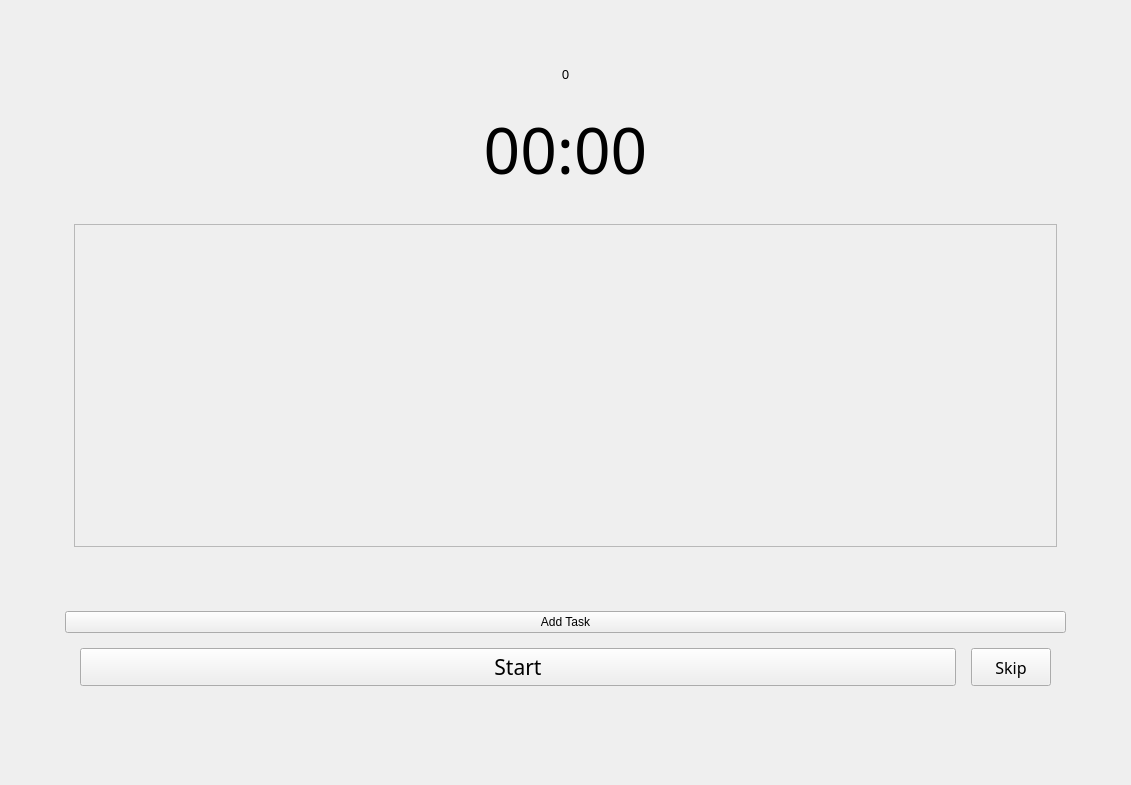
Old version of the form PomoPeak/pomopeak.ui in the repository TheVipek/PomoPeak.
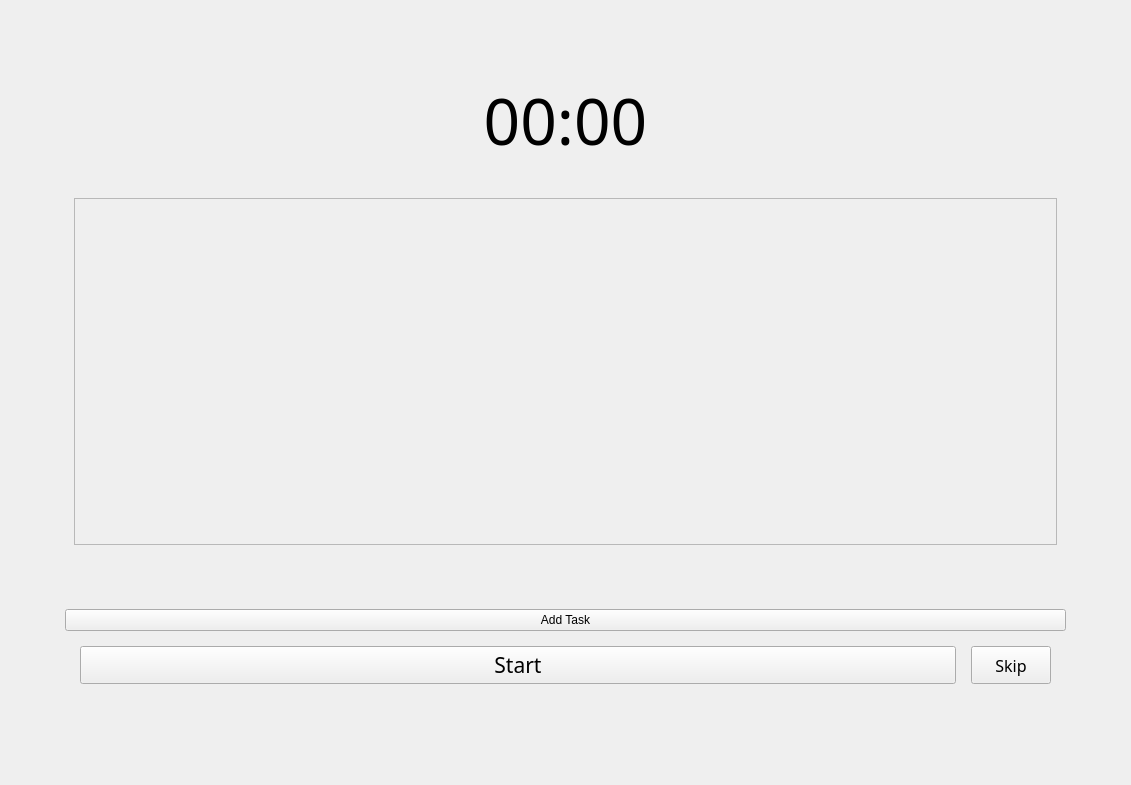
New version of the form.

Commit message: default value if ui taskEstimate/taskToDo is empty

```diff
--- a/PomoPeak/pomopeak.ui
+++ b/PomoPeak/pomopeak.ui
@@ -52,7 +52,7 @@
      <number>50</number>
     </property>
     <item>
-     <layout class="QVBoxLayout" name="allElementsLayout" stretch="0,3,10,0,0,1,1">
+     <layout class="QVBoxLayout" name="allElementsLayout" stretch="3,10,0,0,1,1">
       <property name="spacing">
        <number>15</number>
       </property>
@@ -68,29 +68,6 @@
       <property name="bottomMargin">
        <number>15</number>
       </property>
-      <item>
-       <widget class="QLabel" name="CounterLabel">
-        <property name="font">
-         <font>
-          <family>BIZ UDPMincho</family>
-          <pointsize>10</pointsize>
-          <italic>false</italic>
-          <underline>false</underline>
-          <strikeout>false</strikeout>
-          <stylestrategy>PreferDefault</stylestrategy>
-          <kerning>true</kerning>
-          <hintingpreference>PreferDefaultHinting</hintingpreference>
-          <fontweight>Thin</fontweight>
-         </font>
-        </property>
-        <property name="text">
-         <string>0</string>
-        </property>
-        <property name="alignment">
-         <set>Qt::AlignCenter</set>
-        </property>
-       </widget>
-      </item>
       <item>
        <widget class="QLabel" name="TimeLabel">
         <property name="minimumSize">
@@ -154,7 +131,7 @@
               <x>0</x>
               <y>0</y>
               <width>981</width>
-              <height>305</height>
+              <height>324</height>
              </rect>
             </property>
             <property name="sizePolicy">
```
The commit also changes 3 other files.
